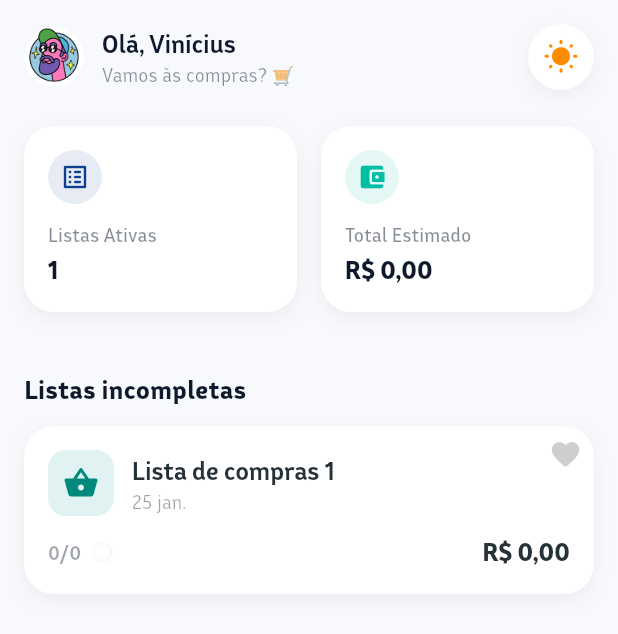
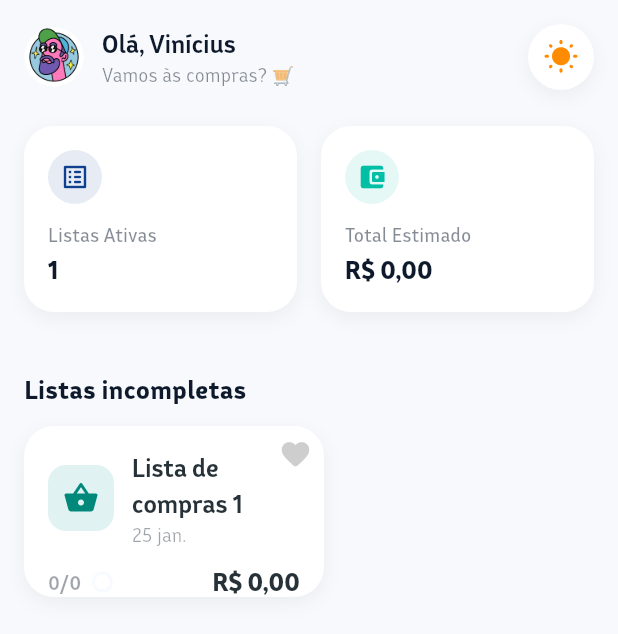
Before and after one commit to VViniLLima/checklist-app-flutter, a Flutter app: the HomeScreen screen opened directly, on a phone screen of 412 x 824 dp. Shown: the top 634 px of the screen. Run offline on Flutter 3.47's test engine with Material 3 defaults, Android fonts, the phone set to English and light mode, and no system bars; our stand-ins replace shared_preferences; accounts and stored records are empty.

Commit message:
Update: Adjust the home_screen sections to match 'Favoritas' section: smaller width and horizontal scrool.

```diff
--- a/lib/features/shopping_list/screens/home_screen.dart
+++ b/lib/features/shopping_list/screens/home_screen.dart
@@ -279,26 +279,42 @@ class _HomeScreenState extends State<HomeScreen> {
                       child: Text('Nenhuma lista incompleta'),
                     )
                   else
-                    Padding(
-                      padding: const EdgeInsets.symmetric(horizontal: 16),
-                      child: Column(
-                        children: incompleteLists.map((list) {
+                    SizedBox(
+                      height: 130,
+                      child: ListView.builder(
+                        padding: const EdgeInsets.symmetric(horizontal: 16),
+                        scrollDirection: Axis.horizontal,
+                        itemCount: incompleteLists.length,
+                        itemBuilder: (context, index) {
+                          final list = incompleteLists[index];
                           final metadata = _getMetadataFor(list, controller);
-                          return _buildListCard(context, list, metadata);
-                        }).toList(),
+                          return Container(
+                            width: 200,
+                            margin: const EdgeInsets.only(right: 16),
+                            child: _buildListCard(context, list, metadata),
+                          );
+                        },
                       ),
                     ),
 
                   // 5. Completas
                   if (completeLists.isNotEmpty) ...[
                     _buildSectionHeader(context, 'Listas completas'),
-                    Padding(
-                      padding: const EdgeInsets.symmetric(horizontal: 16),
-                      child: Column(
-                        children: completeLists.map((list) {
+                    SizedBox(
+                      height: 130,
+                      child: ListView.builder(
+                        padding: const EdgeInsets.symmetric(horizontal: 16),
+                        scrollDirection: Axis.horizontal,
+                        itemCount: completeLists.length,
+                        itemBuilder: (context, index) {
+                          final list = completeLists[index];
                           final metadata = _getMetadataFor(list, controller);
-                          return _buildListCard(context, list, metadata);
-                        }).toList(),
+                          return Container(
+                            width: 200,
+                            margin: const EdgeInsets.only(right: 16),
+                            child: _buildListCard(context, list, metadata),
+                          );
+                        },
                       ),
                     ),
                   ],
```
